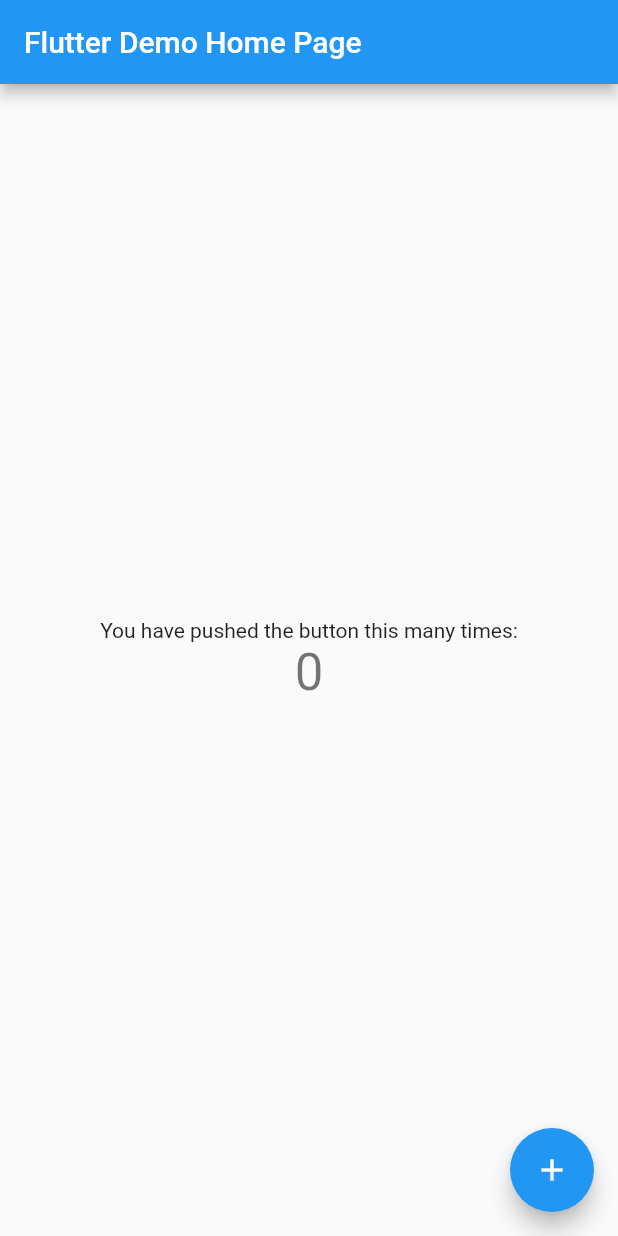
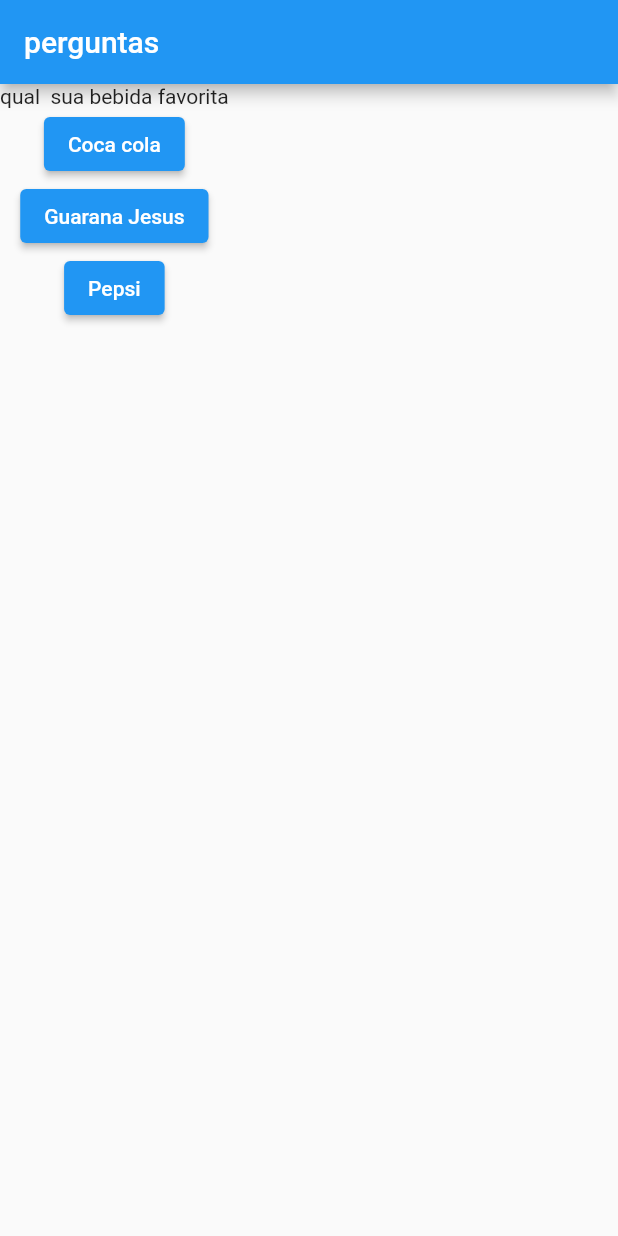
Before and after one commit to AndreFelipeLuz/flutterAndDart, a Flutter app: the screen it shows after launch, on a phone screen of 412 x 824 dp. Run offline on Flutter 3.47's test engine with Material 2 defaults, Android fonts, the phone set to English and light mode, and no system bars.

Commit message:
avanço no estudos do flutter

```diff
--- a/projeto_perguntas/lib/main.dart
+++ b/projeto_perguntas/lib/main.dart
@@ -1,115 +1,55 @@
 import 'package:flutter/material.dart';
 
-void main() {
-  runApp(const MyApp());
-}
+main() => runApp(PerguntaApp());
 
-class MyApp extends StatelessWidget {
-  const MyApp({super.key});
 
-  // This widget is the root of your application.
+class PerguntaAppState extends State<PerguntaApp>{
+  int perguntaSelect = 0;
+
+  void responder(){
+    setState(() {
+      perguntaSelect ++;
+    });
+    print('pergunta respondida irmão!! tmj!');
+    print(perguntaSelect);
+  }
+
   @override
-  Widget build(BuildContext context) {
+  Widget build(BuildContext context){
+    final pergunte = [
+      'qual  sua bebida favorita',
+      'qual sua serie favorita',
+      'qual seu pokemon favorito',
+      'qual sua classe favorita'
+    ];
     return MaterialApp(
-      title: 'Flutter Demo',
-      theme: ThemeData(
-        // This is the theme of your application.
-        //
-        // Try running your application with "flutter run". You'll see the
-        // application has a blue toolbar. Then, without quitting the app, try
-        // changing the primarySwatch below to Colors.green and then invoke
-        // "hot reload" (press "r" in the console where you ran "flutter run",
-        // or simply save your changes to "hot reload" in a Flutter IDE).
-        // Notice that the counter didn't reset back to zero; the application
-        // is not restarted.
-        primarySwatch: Colors.blue,
-      ),
-      home: const MyHomePage(title: 'Flutter Demo Home Page'),
-    );
+      home: Scaffold(
+        appBar: AppBar(
+          title: Text("perguntas"),
+        ),
+        body: Column(
+          children: [
+            Text(pergunte[perguntaSelect]),
+            ElevatedButton(
+              child: Text('Coca cola'),
+              onPressed: responder,
+            ),ElevatedButton(
+              child: Text('Guarana Jesus'),
+              onPressed: responder,
+            ),ElevatedButton(
+              child: Text('Pepsi'),
+              onPressed: responder,
+            )
+          ],
+        ),
+        ),
+      );
   }
 }
 
-class MyHomePage extends StatefulWidget {
-  const MyHomePage({super.key, required this.title});
+class PerguntaApp extends StatefulWidget{
 
-  // This widget is the home page of your application. It is stateful, meaning
-  // that it has a State object (defined below) that contains fields that affect
-  // how it looks.
-
-  // This class is the configuration for the state. It holds the values (in this
-  // case the title) provided by the parent (in this case the App widget) and
-  // used by the build method of the State. Fields in a Widget subclass are
-  // always marked "final".
-
-  final String title;
-
-  @override
-  State<MyHomePage> createState() => _MyHomePageState();
-}
-
-class _MyHomePageState extends State<MyHomePage> {
-  int _counter = 0;
-
-  void _incrementCounter() {
-    setState(() {
-      // This call to setState tells the Flutter framework that something has
-      // changed in this State, which causes it to rerun the build method below
-      // so that the display can reflect the updated values. If we changed
-      // _counter without calling setState(), then the build method would not be
-      // called again, and so nothing would appear to happen.
-      _counter++;
-    });
-  }
-
-  @override
-  Widget build(BuildContext context) {
-    // This method is rerun every time setState is called, for instance as done
-    // by the _incrementCounter method above.
-    //
-    // The Flutter framework has been optimized to make rerunning build methods
-    // fast, so that you can just rebuild anything that needs updating rather
-    // than having to individually change instances of widgets.
-    return Scaffold(
-      appBar: AppBar(
-        // Here we take the value from the MyHomePage object that was created by
-        // the App.build method, and use it to set our appbar title.
-        title: Text(widget.title),
-      ),
-      body: Center(
-        // Center is a layout widget. It takes a single child and positions it
-        // in the middle of the parent.
-        child: Column(
-          // Column is also a layout widget. It takes a list of children and
-          // arranges them vertically. By default, it sizes itself to fit its
-          // children horizontally, and tries to be as tall as its parent.
-          //
-          // Invoke "debug painting" (press "p" in the console, choose the
-          // "Toggle Debug Paint" action from the Flutter Inspector in Android
-          // Studio, or the "Toggle Debug Paint" command in Visual Studio Code)
-          // to see the wireframe for each widget.
-          //
-          // Column has various properties to control how it sizes itself and
-          // how it positions its children. Here we use mainAxisAlignment to
-          // center the children vertically; the main axis here is the vertical
-          // axis because Columns are vertical (the cross axis would be
-          // horizontal).
-          mainAxisAlignment: MainAxisAlignment.center,
-          children: <Widget>[
-            const Text(
-              'You have pushed the button this many times:',
-            ),
-            Text(
-              '$_counter',
-              style: Theme.of(context).textTheme.headline4,
-            ),
-          ],
-        ),
-      ),
-      floatingActionButton: FloatingActionButton(
-        onPressed: _incrementCounter,
-        tooltip: 'Increment',
-        child: const Icon(Icons.add),
-      ), // This trailing comma makes auto-formatting nicer for build methods.
-    );
+  PerguntaAppState createState(){
+    return PerguntaAppState();
   }
 }
```
Also changed, not shown: 1 other file.
